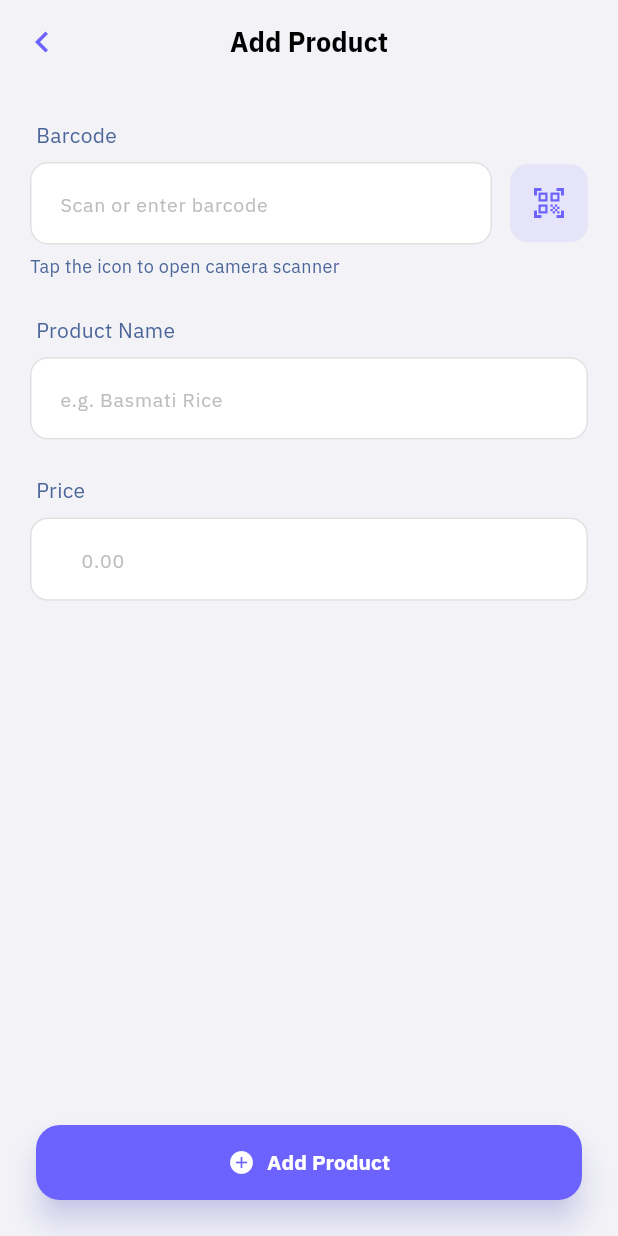
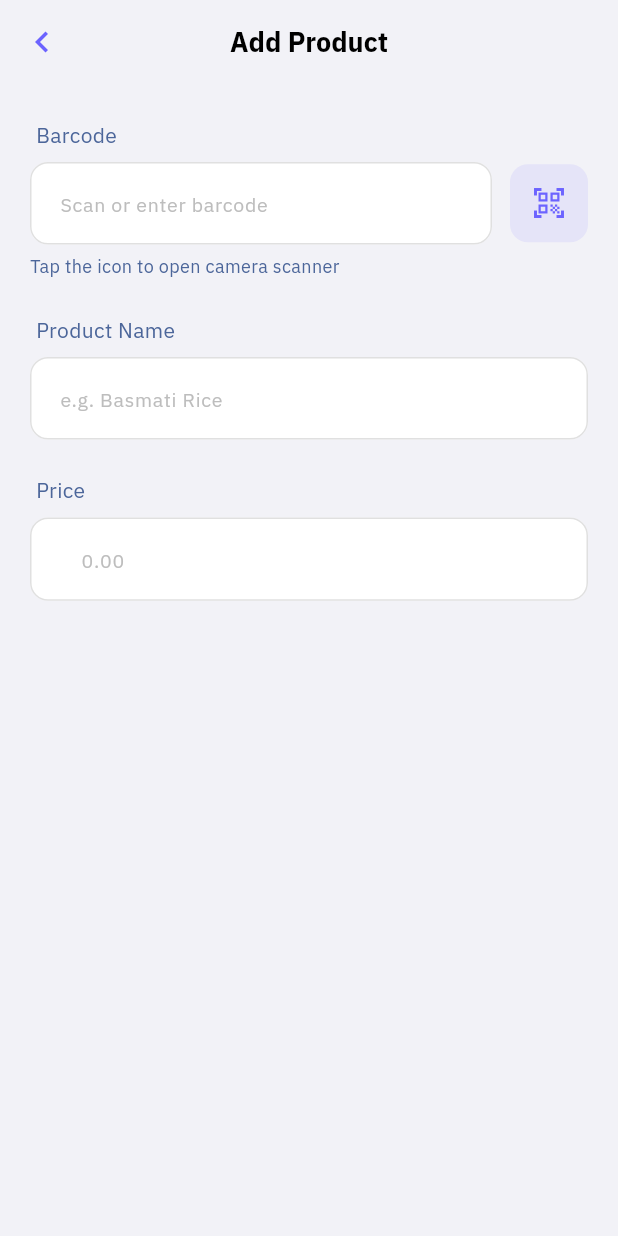
Before and after one commit to sujeet7838/Billing-App, a Flutter app: the AddProductPage screen opened by its route, on a phone screen of 412 x 824 dp. Run offline on Flutter 3.47's test engine with Material 3 defaults, Android fonts, the phone set to English and light mode, and no system bars; our stand-ins replace bloc, equatable, flutter_bloc, fpdart, get_it, go_router and 6 more; missing offline and left inert: app_settings, mobile_scanner, print_bluetooth_thermal; accounts and stored records are empty.

Commit message:
modified code

```diff
--- a/lib/config/routes/app_routes.dart
+++ b/lib/config/routes/app_routes.dart
@@ -1,21 +1,22 @@
-import 'package:billing_app/features/splashScreen/splash_screen.dart';
 import 'package:go_router/go_router.dart';
+
+import '../../features/billing/presentation/pages/checkout_page.dart';
 import '../../features/billing/presentation/pages/home_page.dart';
-import '../../features/product/presentation/pages/product_list_page.dart';
+import '../../features/billing/presentation/pages/scanner_page.dart';
+import '../../features/product/domain/entities/product.dart';
 import '../../features/product/presentation/pages/add_product_page.dart';
 import '../../features/product/presentation/pages/edit_product_page.dart';
+import '../../features/product/presentation/pages/product_list_page.dart';
+import '../../features/settings/presentation/pages/settings_page.dart';
 import '../../features/shop/presentation/pages/shop_details_page.dart';
-import '../../features/settings/presentation/pages/settings_page.dart';
-import '../../features/billing/presentation/pages/scanner_page.dart';
-import '../../features/billing/presentation/pages/checkout_page.dart';
-import '../../features/product/domain/entities/product.dart';
+import '../../features/splashScreen/splash_screen.dart';
 
 final router = GoRouter(
   initialLocation: '/',
   routes: [
-    GoRoute(path: '/', builder: (context, state) => const SplashScreen()),
+   // GoRoute(path: '/', builder: (context, state) => const SplashScreen()),
     GoRoute(
-      path: '/home_page',
+      path: '/',
       builder: (context, state) => const HomePage(),
       routes: [
         GoRoute(
--- a/lib/features/billing/presentation/pages/home_page.dart
+++ b/lib/features/billing/presentation/pages/home_page.dart
@@ -106,7 +106,7 @@ class _HomePageState extends State<HomePage> {
         ),
       ),
       bottomNavigationBar: Padding(
-        padding: const EdgeInsets.fromLTRB(16, 0, 16, 16),
+        padding: const EdgeInsets.fromLTRB(16, 0, 16, 20),
         child: BlocBuilder<BillingBloc, BillingState>(
           builder: (context, state) {
             return PrimaryButton(
--- a/lib/features/product/presentation/pages/add_product_page.dart
+++ b/lib/features/product/presentation/pages/add_product_page.dart
@@ -149,10 +149,12 @@ class _AddProductPageState extends State<AddProductPage> {
             ),
           ),
         ),
-        bottomNavigationBar: PrimaryButton(
-          onPressed: _submit,
-          icon: Icons.add_circle,
-          label: 'Add Product',
-        ));
+        // bottomNavigationBar: PrimaryButton(
+        //   onPressed: _submit,
+        //   icon: Icons.add_circle,
+        //   label: 'Add Product',
+        // )
+    );
+
   }
 }
```
Also changed, not shown: lib/main.dart (+7 -0 lines), lib/features/login/login.dart (line endings or trailing spaces), lib/features/splashScreen/splash_screen.dart (line endings or trailing spaces).
